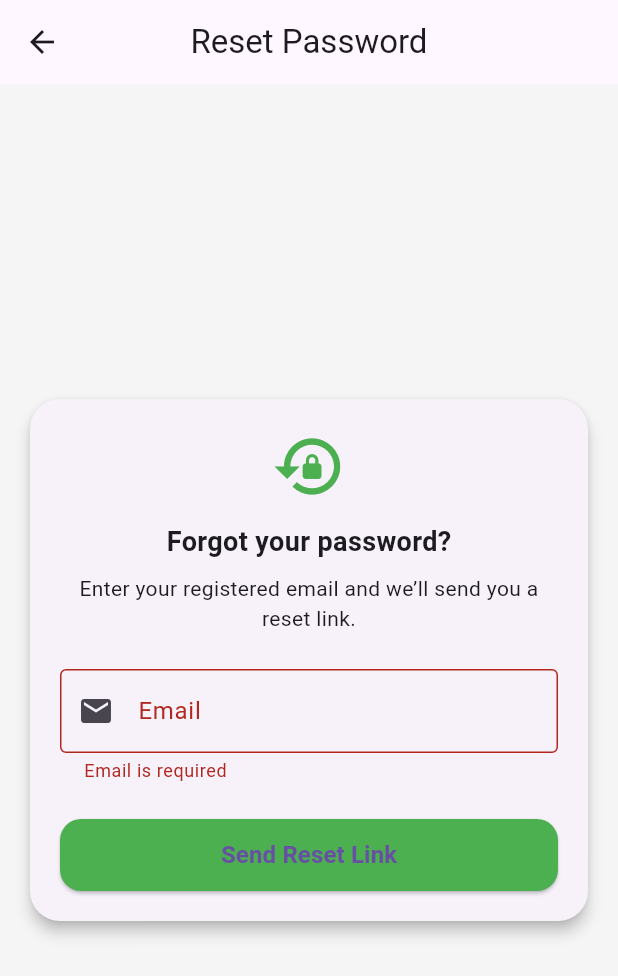
After one commit to Melroy09-10/EcoCart, a Flutter app: the ResetPasswordScreen screen opened directly, after a tap on "Send Reset Link", on a phone screen of 412 x 824 dp. The commit adds this screen. Shown: the top 976 px of the screen. Run offline on Flutter 3.47's test engine with Material 3 defaults, Android fonts, the phone set to English and light mode, and no system bars; our stand-ins replace carousel_slider, cloud_firestore, firebase_auth, firebase_core, google_sign_in, shared_preferences; missing offline and left inert: onesignal_flutter; accounts and stored records are empty; network calls fail.

Commit message:
UI improvements

```diff
--- /dev/null
+++ b/lib/screens/auth/reset_password_screen.dart
@@ -0,0 +1,160 @@
+import 'package:flutter/material.dart';
+import 'package:firebase_auth/firebase_auth.dart';
+
+class ResetPasswordScreen extends StatefulWidget {
+  const ResetPasswordScreen({super.key});
+
+  @override
+  State<ResetPasswordScreen> createState() =>
+      _ResetPasswordScreenState();
+}
+
+class _ResetPasswordScreenState
+    extends State<ResetPasswordScreen> {
+  final _formKey = GlobalKey<FormState>();
+  final emailController = TextEditingController();
+
+  bool loading = false;
+
+  Future<void> _resetPassword() async {
+    if (!_formKey.currentState!.validate()) return;
+
+    setState(() => loading = true);
+
+    try {
+      await FirebaseAuth.instance
+          .sendPasswordResetEmail(
+        email: emailController.text.trim(),
+      );
+
+      if (mounted) {
+        ScaffoldMessenger.of(context).showSnackBar(
+          const SnackBar(
+            content: Text(
+              'Password reset link sent to your email 📧',
+            ),
+          ),
+        );
+        Navigator.pop(context);
+      }
+    } on FirebaseAuthException catch (e) {
+      String msg = 'Something went wrong';
+
+      if (e.code == 'user-not-found') {
+        msg = 'No user found with this email';
+      } else if (e.code == 'invalid-email') {
+        msg = 'Invalid email address';
+      }
+
+      ScaffoldMessenger.of(context)
+          .showSnackBar(SnackBar(content: Text(msg)));
+    }
+
+    if (mounted) setState(() => loading = false);
+  }
+
+  @override
+  Widget build(BuildContext context) {
+    return Scaffold(
+      backgroundColor: Colors.grey.shade100,
+      appBar: AppBar(
+        title: const Text('Reset Password'),
+        centerTitle: true,
+      ),
+      body: Center(
+        child: SingleChildScrollView(
+          padding: const EdgeInsets.all(16),
+          child: ConstrainedBox(
+            constraints: const BoxConstraints(maxWidth: 420),
+            child: Card(
+              elevation: 4,
+              shape: RoundedRectangleBorder(
+                borderRadius: BorderRadius.circular(20),
+              ),
+              child: Padding(
+                padding: const EdgeInsets.all(20),
+                child: Form(
+                  key: _formKey,
+                  child: Column(
+                    children: [
+                      const Icon(
+                        Icons.lock_reset,
+                        size: 50,
+                        color: Colors.green,
+                      ),
+                      const SizedBox(height: 12),
+                      const Text(
+                        'Forgot your password?',
+                        style: TextStyle(
+                          fontSize: 18,
+                          fontWeight: FontWeight.bold,
+                        ),
+                      ),
+                      const SizedBox(height: 8),
+                      const Text(
+                        'Enter your registered email and we’ll send you a reset link.',
+                        textAlign: TextAlign.center,
+                      ),
+                      const SizedBox(height: 24),
+
+                      TextFormField(
+                        controller: emailController,
+                        keyboardType:
+                            TextInputType.emailAddress,
+                        decoration: const InputDecoration(
+                          labelText: 'Email',
+                          prefixIcon: Icon(Icons.email),
+                          border: OutlineInputBorder(),
+                        ),
+                        validator: (v) {
+                          if (v == null || v.isEmpty) {
+                            return 'Email is required';
+                          }
+                          if (!RegExp(
+                                  r'^[\w-\.]+@([\w-]+\.)+[\w-]{2,4}$')
+                              .hasMatch(v)) {
+                            return 'Enter a valid email';
+                          }
+                          return null;
+                        },
+                      ),
+
+                      const SizedBox(height: 24),
+
+                      SizedBox(
+                        width: double.infinity,
+                        height: 48,
+                        child: ElevatedButton(
+                          style: ElevatedButton.styleFrom(
+                            backgroundColor: Colors.green,
+                            shape: RoundedRectangleBorder(
+                              borderRadius:
+                                  BorderRadius.circular(14),
+                            ),
+                          ),
+                          onPressed:
+                              loading ? null : _resetPassword,
+                          child: loading
+                              ? const CircularProgressIndicator(
+                                  color: Colors.white,
+                                )
+                              : const Text(
+                                  'Send Reset Link',
+                                  style: TextStyle(
+                                    fontSize: 16,
+                                    fontWeight: FontWeight.bold,
+                                  ),
+                                ),
+                        ),
+                      ),
+                    ],
+                  ),
+                ),
+              ),
+            ),
+          ),
+        ),
+      ),
+    );
+  }
+}
--- a/pubspec.yaml
+++ b/pubspec.yaml
@@ -41,6 +41,7 @@ dependencies:
   google_sign_in: ^6.2.1
   provider: ^6.1.5+1
   shared_preferences: ^2.5.4
+  onesignal_flutter: ^5.4.0
 
 dev_dependencies:
   flutter_test:
```
Also changed, not shown: lib/screens/auth/login_screen.dart (+21 -0 lines), lib/screens/home/home_screen.dart (+91 -38 lines), lib/screens/products/product_list_screen.dart (+134 -36 lines), lib/services/admin_notification_service.dart (added, +26 -0 lines), lib/services/notification_service.dart (added, +22 -0 lines), pubspec.lock.
